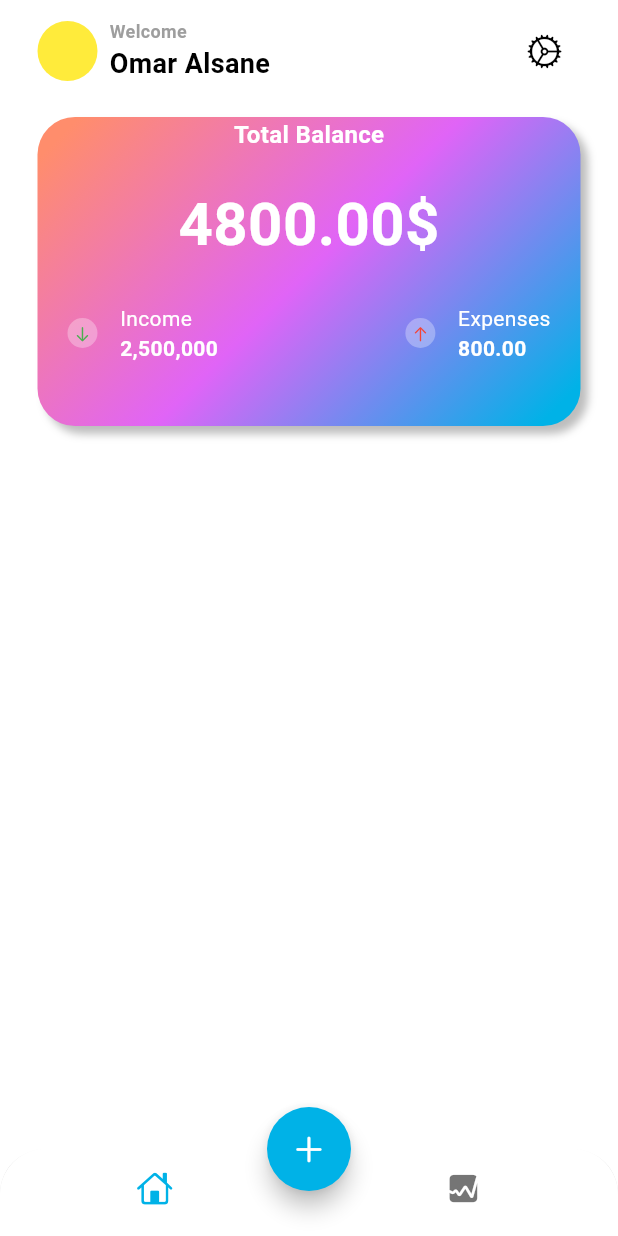
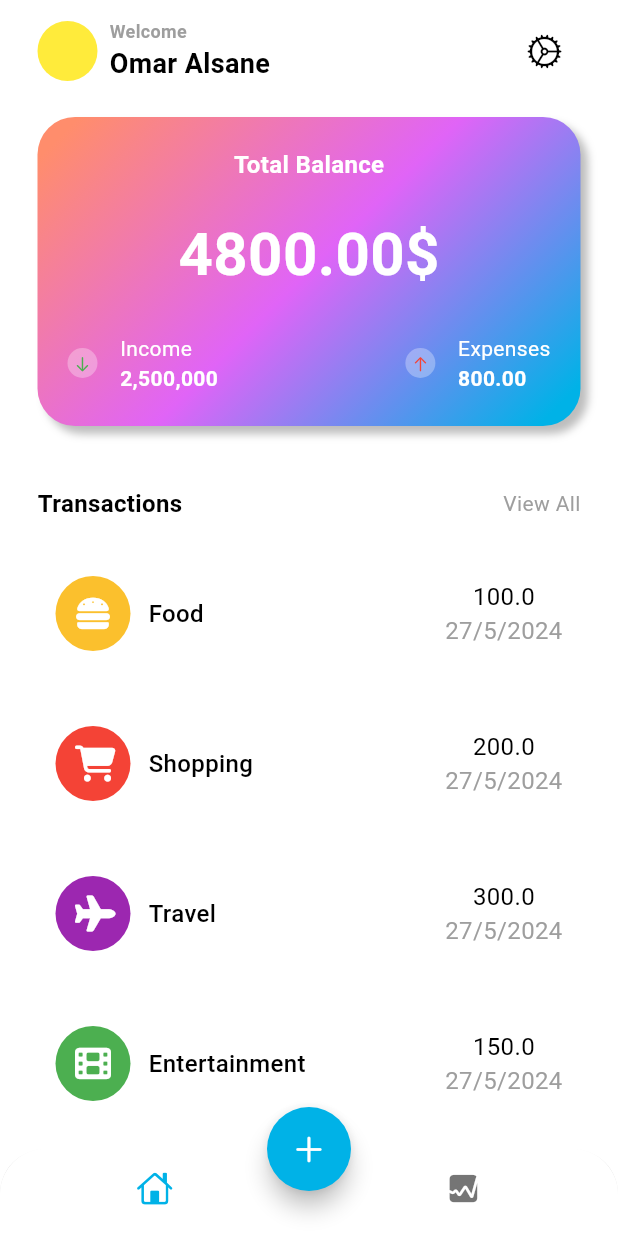
Before and after one commit to fleetm/Expense, a Flutter app: the screen it shows after launch, on a phone screen of 412 x 824 dp. Run offline on Flutter 3.47's test engine with Material 3 defaults, Android fonts, the phone set to English and light mode, and no system bars; our stand-ins replace font_awesome_flutter, gap.

Commit message:
Add the menu on the home create a demo data in data folder to test the menu and add it to home view body

```diff
--- a/lib/Features/Home/widgets/credit_cart.dart
+++ b/lib/Features/Home/widgets/credit_cart.dart
@@ -26,6 +26,7 @@ class CreditCard extends StatelessWidget {
       ),
       child: Column(
         children: [
+          const Gap(20),
           const Text(
             'Total Balance',
             style: TextStyle(
--- /dev/null
+++ b/lib/Features/Home/widgets/homeMenu.dart
@@ -0,0 +1,112 @@
+import 'package:expenses/data/data.dart';
+import 'package:flutter/material.dart';
+import 'package:gap/gap.dart';
+
+class HomeMenu extends StatelessWidget {
+  // ignore: use_super_parameters
+  const HomeMenu({Key? key}) : super(key: key);
+
+  @override
+  Widget build(BuildContext context) {
+    return Column(
+      children: [
+        Row(
+          mainAxisAlignment: MainAxisAlignment.spaceBetween,
+          children: [
+            Text(
+              'Transactions',
+              style: TextStyle(
+                fontSize: 16,
+                color: Theme.of(context).colorScheme.onBackground,
+                fontWeight: FontWeight.bold,
+              ),
+            ),
+            GestureDetector(
+              onTap: () {},
+              child: Text(
+                'View All',
+                style: TextStyle(
+                  fontSize: 14,
+                  color: Theme.of(context).colorScheme.outline,
+                  fontWeight: FontWeight.w400,
+                ),
+              ),
+            ),
+          ],
+        ),
+        const Gap(20),
+        Expanded(
+          child: ListView.builder(
+            itemCount: myData.length,
+            itemBuilder: (context, index) {
+              return Padding(
+                padding: const EdgeInsets.only(bottom: 16.0),
+                child: Container(
+                  decoration: BoxDecoration(
+                    color: Colors.white,
+                    borderRadius: BorderRadius.circular(12),
+                  ),
+                  child: Padding(
+                    padding: const EdgeInsets.all(12.0),
+                    child: Row(
+                      children: [
+                        Stack(
+                          alignment: Alignment.center,
+                          children: [
+                            Container(
+                              width: 50,
+                              height: 60,
+                              decoration: BoxDecoration(
+                                color: myData[index]['color'],
+                                shape: BoxShape.circle,
+                              ),
+                            ),
+                            Icon(
+                              myData[index]['icon'] as IconData,
+                              color: Colors.white,
+                            ),
+                          ],
+                        ),
+                        const Gap(12),
+                        Text(
+                          myData[index]['name'],
+                          style: TextStyle(
+                            fontSize: 16,
+                            fontWeight: FontWeight.w500,
+                            color: Theme.of(context).colorScheme.onBackground,
+                          ),
+                        ),
+                        const Spacer(),
+                        Column(
+                          children: [
+                            Text(
+                              myData[index]['totalAmount'].toString(),
+                              style: TextStyle(
+                                fontSize: 16,
+                                fontWeight: FontWeight.w400,
+                                color:
+                                    Theme.of(context).colorScheme.onBackground,
+                              ),
+                            ),
+                            Text(
+                              myData[index]['date'].toString(),
+                              style: TextStyle(
+                                fontSize: 16,
+                                fontWeight: FontWeight.w400,
+                                color: Theme.of(context).colorScheme.outline,
+                              ),
+                            ),
+                          ],
+                        )
+                      ],
+                    ),
+                  ),
+                ),
+              );
+            },
+          ),
+        ),
+      ],
+    );
+  }
+}
--- a/lib/Features/Home/widgets/home_view_body.dart
+++ b/lib/Features/Home/widgets/home_view_body.dart
@@ -1,22 +1,26 @@
 import 'package:expenses/Features/Home/widgets/Custom_app_bar.dart';
 import 'package:expenses/Features/Home/widgets/credit_cart.dart';
-import 'package:flutter/cupertino.dart';
+import 'package:expenses/Features/Home/widgets/homeMenu.dart';
 import 'package:flutter/material.dart';
 import 'package:gap/gap.dart';
 
 class HomeScreenBody extends StatelessWidget {
-  const HomeScreenBody({super.key});
+  const HomeScreenBody({Key? key}) : super(key: key);
 
   @override
   Widget build(BuildContext context) {
     return const SafeArea(
       child: Padding(
-        padding: const EdgeInsets.symmetric(horizontal: 25.0, vertical: 10),
+        padding: EdgeInsets.symmetric(horizontal: 25.0, vertical: 10),
         child: Column(
           children: [
             CustomAppBar(),
             Gap(20),
             CreditCard(),
+            Gap(40),
+            Expanded(
+              child: HomeMenu(),
+            ),
           ],
         ),
       ),
--- /dev/null
+++ b/lib/data/data.dart
@@ -0,0 +1,33 @@
+import 'package:flutter/material.dart';
+import 'package:font_awesome_flutter/font_awesome_flutter.dart';
+
+List<Map<String, dynamic>> myData = [
+  {
+    'icon': FontAwesomeIcons.hamburger,
+    'name': 'Food',
+    'totalAmount': 100.0,
+    'date': '27/5/2024',
+    'color': Colors.yellow[700],
+  },
+  {
+    'icon': FontAwesomeIcons.shoppingCart,
+    'name': 'Shopping',
+    'totalAmount': 200.0,
+    'date': '27/5/2024',
+    'color': Colors.red,
+  },
+  {
+    'icon': FontAwesomeIcons.plane,
+    'name': 'Travel',
+    'totalAmount': 300.0,
+    'date': '27/5/2024',
+    'color': Colors.purple,
+  },
+  {
+    'icon': FontAwesomeIcons.film,
+    'name': 'Entertainment',
+    'totalAmount': 150.0,
+    'date': '27/5/2024',
+    'color': Colors.green,
+  },
+];
```
Also changed, not shown: pubspec.yaml (+1 -6 lines), pubspec.lock.
